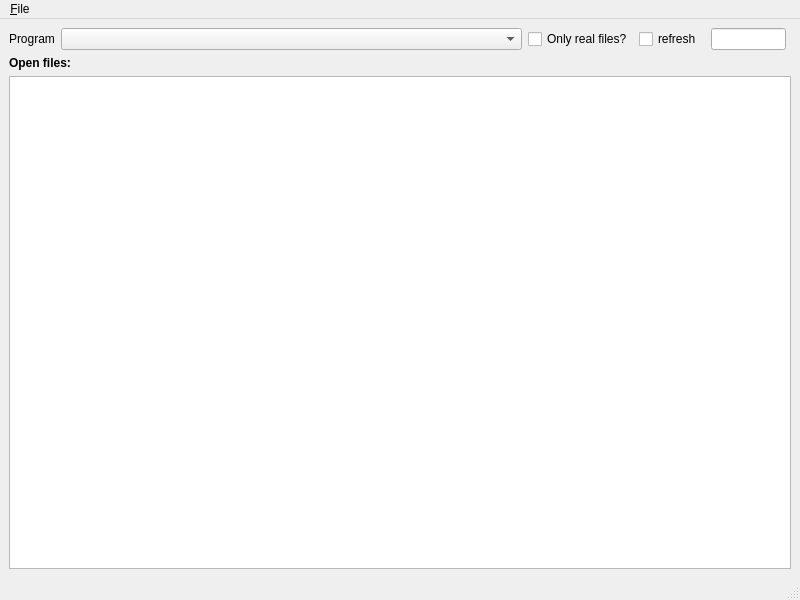
Before: the Qt Designer form main.ui in iddekingej/ofgui, drawn with Qt 5.
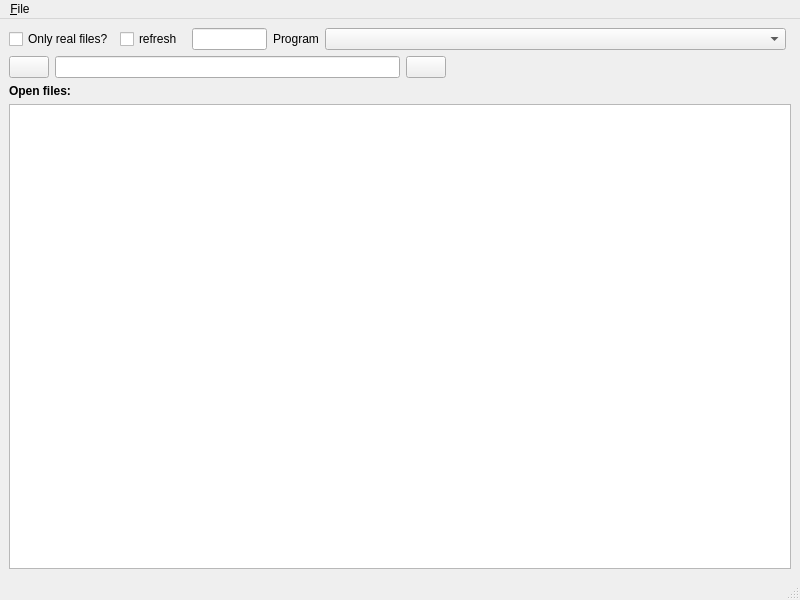
After: the same form once the commit is applied. Icons and pictures are not drawn.

Commit message: - Auto refresh - Manual refresh - Search

Diff of the .ui file:
```diff
--- a/main.ui
+++ b/main.ui
@@ -29,35 +29,6 @@
       <property name="rightMargin">
        <number>5</number>
       </property>
-      <item>
-       <widget class="QLabel" name="label_2">
-        <property name="sizePolicy">
-         <sizepolicy hsizetype="Maximum" vsizetype="Preferred">
-          <horstretch>0</horstretch>
-          <verstretch>0</verstretch>
-         </sizepolicy>
-        </property>
-        <property name="maximumSize">
-         <size>
-          <width>16777215</width>
-          <height>16777215</height>
-         </size>
-        </property>
-        <property name="text">
-         <string>Program</string>
-        </property>
-       </widget>
-      </item>
-      <item>
-       <widget class="QComboBox" name="programSelection">
-        <property name="sizePolicy">
-         <sizepolicy hsizetype="Preferred" vsizetype="Fixed">
-          <horstretch>0</horstretch>
-          <verstretch>10</verstretch>
-         </sizepolicy>
-        </property>
-       </widget>
-      </item>
       <item>
        <widget class="QCheckBox" name="onlyRealFiles">
         <property name="sizePolicy">
@@ -106,6 +77,92 @@
         </property>
        </widget>
       </item>
+      <item>
+       <widget class="QLabel" name="label_2">
+        <property name="sizePolicy">
+         <sizepolicy hsizetype="Maximum" vsizetype="Preferred">
+          <horstretch>0</horstretch>
+          <verstretch>0</verstretch>
+         </sizepolicy>
+        </property>
+        <property name="maximumSize">
+         <size>
+          <width>16777215</width>
+          <height>16777215</height>
+         </size>
+        </property>
+        <property name="text">
+         <string>Program</string>
+        </property>
+       </widget>
+      </item>
+      <item>
+       <widget class="QComboBox" name="programSelection">
+        <property name="sizePolicy">
+         <sizepolicy hsizetype="Preferred" vsizetype="Fixed">
+          <horstretch>0</horstretch>
+          <verstretch>10</verstretch>
+         </sizepolicy>
+        </property>
+       </widget>
+      </item>
+     </layout>
+    </item>
+    <item>
+     <layout class="QHBoxLayout" name="horizontalLayout_2">
+      <property name="topMargin">
+       <number>0</number>
+      </property>
+      <item>
+       <widget class="QPushButton" name="refreshButton">
+        <property name="sizePolicy">
+         <sizepolicy hsizetype="Maximum" vsizetype="Fixed">
+          <horstretch>0</horstretch>
+          <verstretch>0</verstretch>
+         </sizepolicy>
+        </property>
+        <property name="text">
+         <string/>
+        </property>
+        <property name="icon">
+         <iconset resource="icons.qrc">
+          <normaloff>:/icons/refresh.png</normaloff>:/icons/refresh.png</iconset>
+        </property>
+       </widget>
+      </item>
+      <item>
+       <widget class="QLineEdit" name="searchText"/>
+      </item>
+      <item alignment="Qt::AlignLeft|Qt::AlignTop">
+       <widget class="QPushButton" name="searchButton">
+        <property name="sizePolicy">
+         <sizepolicy hsizetype="Maximum" vsizetype="Fixed">
+          <horstretch>0</horstretch>
+          <verstretch>0</verstretch>
+         </sizepolicy>
+        </property>
+        <property name="text">
+         <string/>
+        </property>
+        <property name="icon">
+         <iconset resource="icons.qrc">
+          <normaloff>:/icons/search.png</normaloff>:/icons/search.png</iconset>
+        </property>
+       </widget>
+      </item>
+      <item>
+       <spacer name="horizontalSpacer">
+        <property name="orientation">
+         <enum>Qt::Horizontal</enum>
+        </property>
+        <property name="sizeHint" stdset="0">
+         <size>
+          <width>40</width>
+          <height>20</height>
+         </size>
+        </property>
+       </spacer>
+      </item>
      </layout>
     </item>
     <item>
```
Left out of the diff: 6 changed lines with no effect on the pictures. The commit also changes 6 other files.
